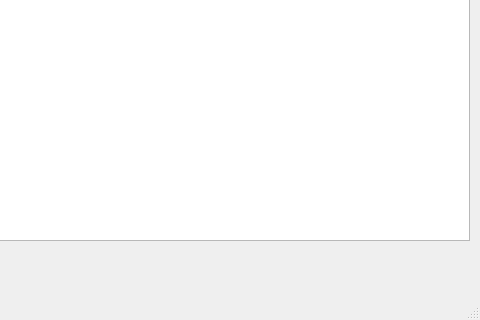
verdenkaa/WarhammerDataSupport, file ui/databaser.ui: the form before one commit; both pictures show x 641 to 1121 and y 280 to 600 of the 1121 by 600 pixel window.
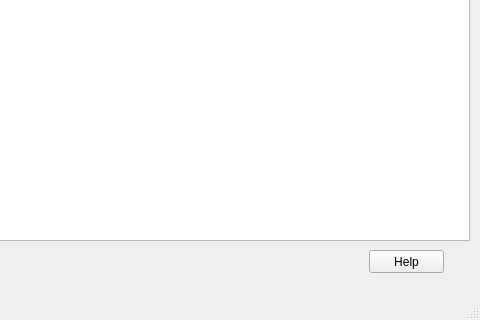
The form after the commit.

```diff
--- a/ui/databaser.ui
+++ b/ui/databaser.ui
@@ -37,6 +37,19 @@
      <string>&lt;--   Back</string>
     </property>
    </widget>
+   <widget class="QPushButton" name="pushButton_2">
+    <property name="geometry">
+     <rect>
+      <x>1010</x>
+      <y>530</y>
+      <width>75</width>
+      <height>23</height>
+     </rect>
+    </property>
+    <property name="text">
+     <string>Help</string>
+    </property>
+   </widget>
   </widget>
   <widget class="QMenuBar" name="menubar">
    <property name="geometry">
```
